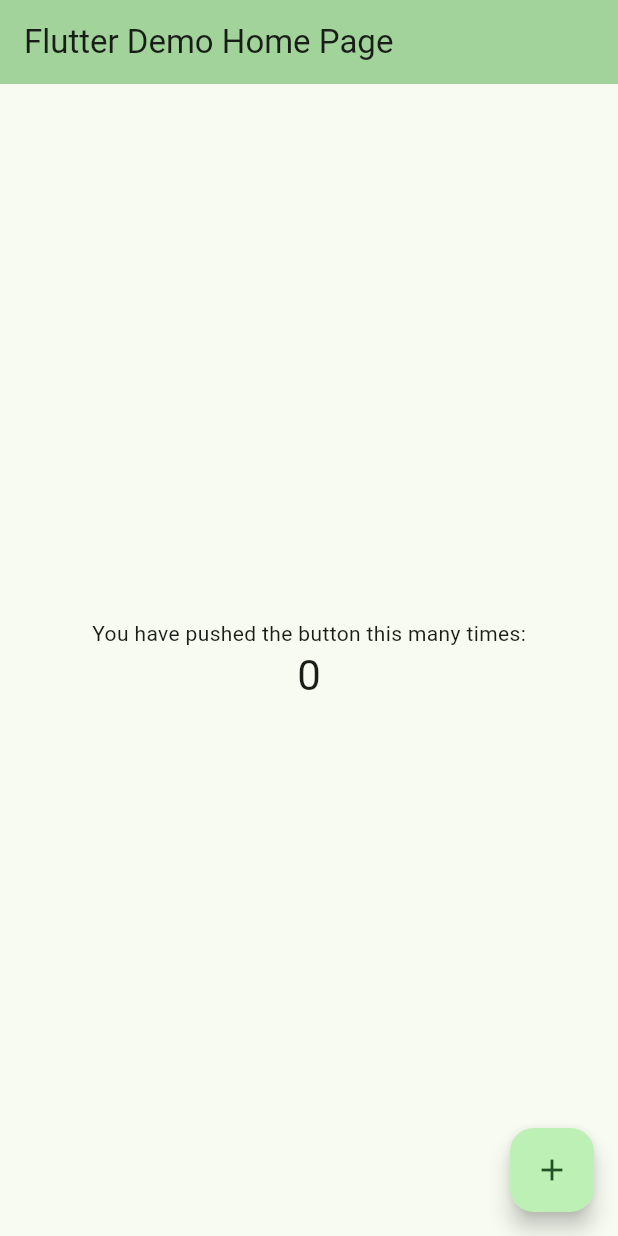
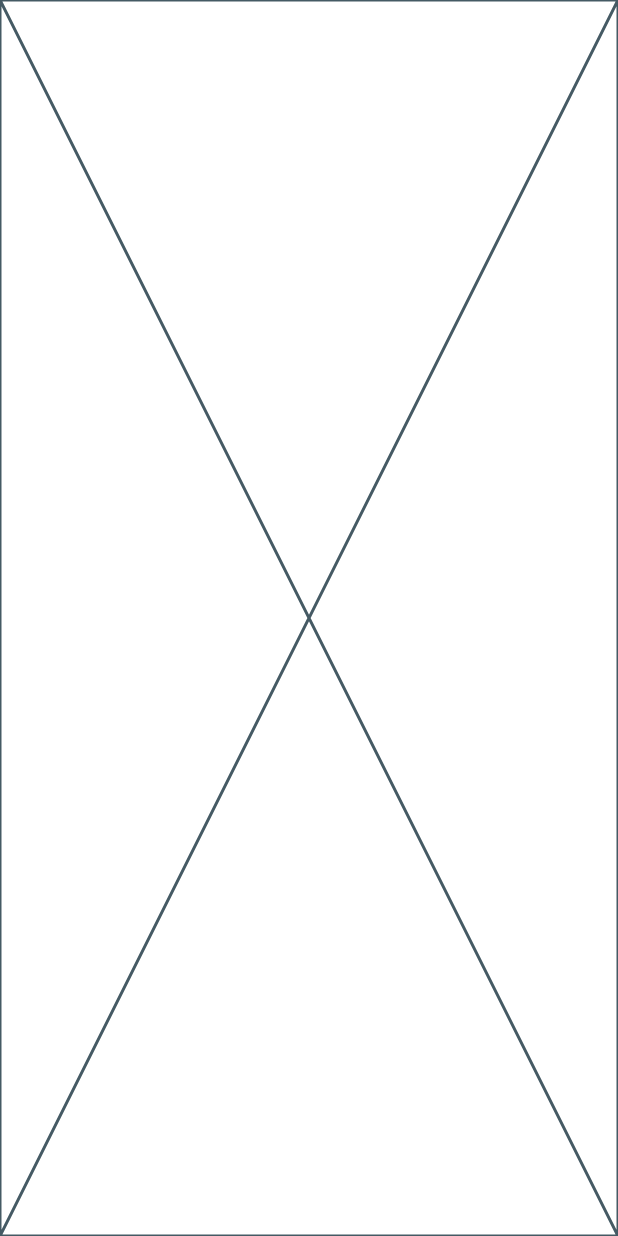
Before and after one commit to yoyowasi/daelim_2025, a Flutter app: the screen it shows after launch, on a phone screen of 412 x 824 dp. Run offline on Flutter 3.47's test engine with Material 3 defaults, Android fonts, the phone set to English and light mode, and no system bars.

Commit message:
MyApp 분리,홈화면 생성성

```diff
--- a/lib/main.dart
+++ b/lib/main.dart
@@ -1,106 +1,6 @@
+import 'package:daelim_2025/presentation/my_app.dart';
 import 'package:flutter/material.dart';
 
 void main() {
   runApp(const MyApp());
 }
-
-class MyApp extends StatelessWidget {
-  const MyApp({super.key});
-
-  // This widget is the root of your application.
-  @override
-  Widget build(BuildContext context) {
-    return MaterialApp(
-      theme: ThemeData(
-        colorScheme: ColorScheme.fromSeed(seedColor: Colors.green),
-      ),
-      home: const MyHomePage(title: 'Flutter Demo Home Page'),
-    );
-  }
-}
-
-class MyHomePage extends StatefulWidget {
-  const MyHomePage({super.key, required this.title});
-
-  // This widget is the home page of your application. It is stateful, meaning
-  // that it has a State object (defined below) that contains fields that affect
-  // how it looks.
-
-  // This class is the configuration for the state. It holds the values (in this
-  // case the title) provided by the parent (in this case the App widget) and
-  // used by the build method of the State. Fields in a Widget subclass are
-  // always marked "final".
-
-  final String title;
-
-  @override
-  State<MyHomePage> createState() => _MyHomePageState();
-}
-
-class _MyHomePageState extends State<MyHomePage> {
-  int _counter = 0;
-
-  void _incrementCounter() {
-    setState(() {
-      // This call to setState tells the Flutter framework that something has
-      // changed in this State, which causes it to rerun the build method below
-      // so that the display can reflect the updated values. If we changed
-      // _counter without calling setState(), then the build method would not be
-      // called again, and so nothing would appear to happen.
-      _counter++;
-    });
-  }
-
-  @override
-  Widget build(BuildContext context) {
-    // This method is rerun every time setState is called, for instance as done
-    // by the _incrementCounter method above.
-    //
-    // The Flutter framework has been optimized to make rerunning build methods
-    // fast, so that you can just rebuild anything that needs updating rather
-    // than having to individually change instances of widgets.
-    return Scaffold(
-      appBar: AppBar(
-        // TRY THIS: Try changing the color here to a specific color (to
-        // Colors.amber, perhaps?) and trigger a hot reload to see the AppBar
-        // change color while the other colors stay the same.
-        backgroundColor: Theme.of(context).colorScheme.inversePrimary,
-        // Here we take the value from the MyHomePage object that was created by
-        // the App.build method, and use it to set our appbar title.
-        title: Text(widget.title),
-      ),
-      body: Center(
-        // Center is a layout widget. It takes a single child and positions it
-        // in the middle of the parent.
-        child: Column(
-          // Column is also a layout widget. It takes a list of children and
-          // arranges them vertically. By default, it sizes itself to fit its
-          // children horizontally, and tries to be as tall as its parent.
-          //
-          // Column has various properties to control how it sizes itself and
-          // how it positions its children. Here we use mainAxisAlignment to
-          // center the children vertically; the main axis here is the vertical
-          // axis because Columns are vertical (the cross axis would be
-          // horizontal).
-          //
-          // TRY THIS: Invoke "debug painting" (choose the "Toggle Debug Paint"
-          // action in the IDE, or press "p" in the console), to see the
-          // wireframe for each widget.
-          mainAxisAlignment: MainAxisAlignment.center,
-          children: <Widget>[
-            const Text('You have pushed the button this many times:'),
-            Text(
-              '$_counter',
-              style: Theme.of(context).textTheme.headlineMedium,
-            ),
-          ],
-        ),
-      ),
-      floatingActionButton: FloatingActionButton(
-        onPressed: _incrementCounter,
-        tooltip: 'Increment',
-        child: const Icon(Icons.add),
-      ), // This trailing comma makes auto-formatting nicer for build methods.
-    );
-  }
-}
--- /dev/null
+++ b/lib/presentation/home/home_screen.dart
@@ -0,0 +1,10 @@
+import 'package:flutter/material.dart';
+
+class HomeScreen extends StatelessWidget {
+  const HomeScreen({super.key});
+
+  @override
+  Widget build(BuildContext context) {
+    return const Placeholder();
+  }
+}
--- /dev/null
+++ b/lib/presentation/my_app.dart
@@ -0,0 +1,18 @@
+import 'package:daelim_2025/presentation/home/home_screen.dart';
+import 'package:flutter/material.dart';
+
+
+class MyApp extends StatelessWidget {
+  const MyApp({super.key});
+
+  // This widget is the root of your application.
+  @override
+  Widget build(BuildContext context) {
+    return MaterialApp(
+      theme: ThemeData(
+        colorScheme: ColorScheme.fromSeed(seedColor: Colors.green),
+      ),
+      home: HomeScreen()
+    );
+  }
+}
```
